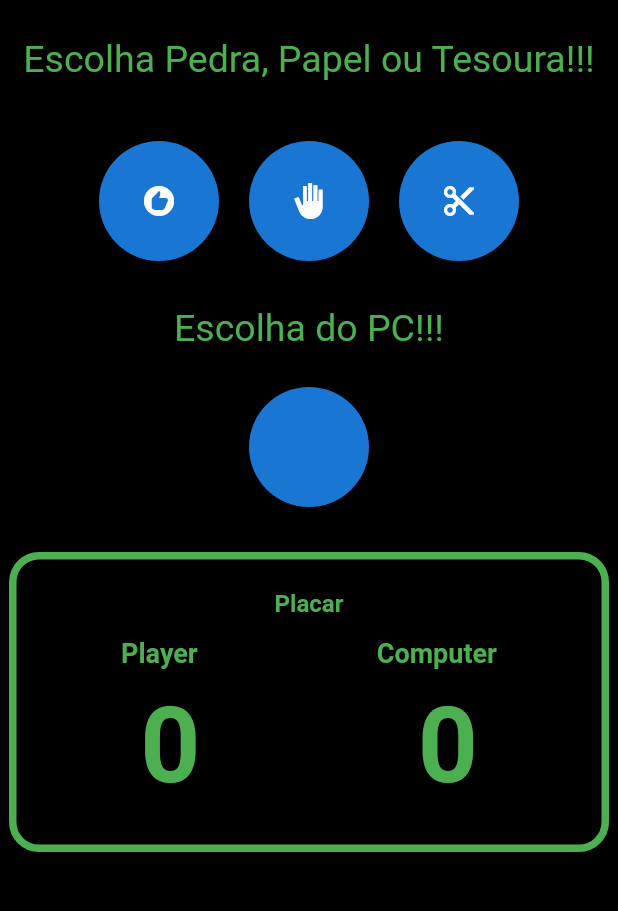
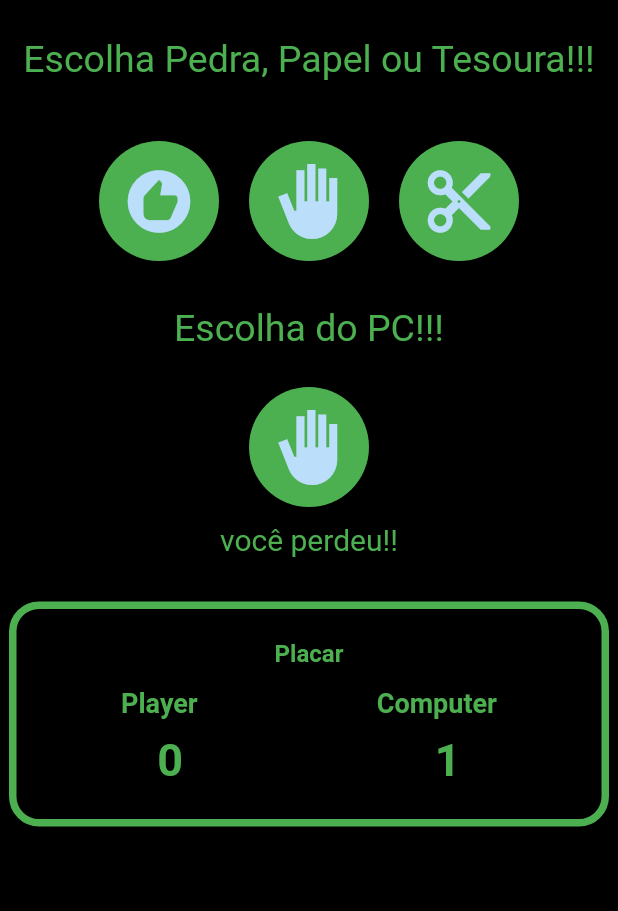
Before and after one commit to yurigrams/jokenpo_game, a Flutter app: the screen it shows after launch, after a tap on the "recommend" icon, on a phone screen of 412 x 824 dp, the part 84-995 px from its top. Run offline on Flutter 3.47's test engine with Material 3 defaults, Android fonts, the phone set to English and light mode, and no system bars.

Commit message:
Realizado a logica do jogo , ajuste de icones e cores e feito a funcionalidade dos botões.

```diff
--- a/lib/view/home_page.dart
+++ b/lib/view/home_page.dart
@@ -1,5 +1,5 @@
+import 'dart:math'; // Para sortear a jogada do PC
 import 'package:flutter/material.dart';
-
 import 'package:prova_jokenpo/widgets/circle_row_widgets.dart';
 import 'package:prova_jokenpo/widgets/pc_circle_avatar.dart';
 import 'package:prova_jokenpo/widgets/scoreboard.dart';
@@ -12,17 +12,44 @@ class HomePage extends StatefulWidget {
 }
 
 class _HomePageState extends State<HomePage> {
+  int scorePlayer = 0;
+  int scorePc = 0;
+  String playerChoice = '';
+  String pcChoice = '';
+  String winOrLose = '';
+
+
+  void playGame(String playerMove) {
+    setState(() {
+      playerChoice = playerMove;
+
+      List<String> options = ['Pedra', 'Papel', 'Tesoura'];
+      pcChoice = options[Random().nextInt(3)];
+
+      if ((playerChoice == 'Pedra' && pcChoice == 'Tesoura') ||
+          (playerChoice == 'Papel' && pcChoice == 'Pedra') ||
+          (playerChoice == 'Tesoura' && pcChoice == 'Papel')) {
+        winOrLose = 'você venceu!!';
+        scorePlayer++;
+      } else if ((pcChoice == 'Pedra' && playerChoice == 'Tesoura') ||
+          (pcChoice == 'Papel' && playerChoice == 'Pedra') ||
+          (pcChoice == 'Tesoura' && playerChoice == 'Papel')) {
+        winOrLose = 'você perdeu!!';
+        scorePc++;
+      } else {
+        winOrLose = 'Empate!!';
+      }
+    });
+  }
+
   @override
   Widget build(BuildContext context) {
     return Scaffold(
       appBar: AppBar(
         title: const Text(
-            'Jokenpo',
-          style: TextStyle(
-            fontWeight: FontWeight.bold
-          ),
+          'Jokenpo',
+          style: TextStyle(fontWeight: FontWeight.bold),
         ),
-
         centerTitle: true,
       ),
       body: PageView(
@@ -30,28 +57,33 @@ class _HomePageState extends State<HomePage> {
           Column(
             mainAxisAlignment: MainAxisAlignment.start,
             children: [
-              const SizedBox(height: 25,),
+              const SizedBox(height: 25),
               const Text(
-                  'Escolha Pedra, Papel ou Tesoura!!!',
-                style: TextStyle(
-                  fontSize: 25
-                ),
+                'Escolha Pedra, Papel ou Tesoura!!!',
+                style: TextStyle(fontSize: 25),
               ),
-              const SizedBox(height: 40,),
-              const Circlerowwidgets(),
+              const SizedBox(height: 40),
+              Circlerowwidgets(onPlayerChoice: playGame),
               const SizedBox(height: 30),
-              const Text(''
-                  'Escolha do PC!!!',
+              const Text(
+                'Escolha do PC!!!',
                 style: TextStyle(
                   fontSize: 25,
                 ),
               ),
-              const SizedBox( height: 25),
-              const Pccircle(),
+              const SizedBox(height: 25),
+              Pccircle(pcChoice: pcChoice),
+              const SizedBox(height: 10),
+              Text(
+                  winOrLose,
+                style: TextStyle(
+                  fontSize: 20
+                ),
+              ),
               const SizedBox(height: 30),
-              Scoreboard(scorePlayer: 0, scorrePc: 0)
+              Scoreboard(scorePlayer: scorePlayer, scorePc: scorePc),
             ],
-          )
+          ),
         ],
       ),
     );
--- a/lib/widgets/circle_row_widgets.dart
+++ b/lib/widgets/circle_row_widgets.dart
@@ -1,55 +1,44 @@
 import 'package:flutter/material.dart';
 
-class Circlerowwidgets extends StatefulWidget {
-  const Circlerowwidgets({super.key});
+class Circlerowwidgets extends StatelessWidget {
+  final Function(String) onPlayerChoice;
+  const Circlerowwidgets({super.key, required this.onPlayerChoice});
 
-  @override
-  State<Circlerowwidgets> createState() => _CirclerowwidgetsState();
-}
-
-class _CirclerowwidgetsState extends State<Circlerowwidgets> {
   @override
   Widget build(BuildContext context) {
     return Row(
       mainAxisAlignment: MainAxisAlignment.center,
       children: [
-        Container(
-          child: GestureDetector(
-            onTap: (){
-              print('oi');
+        GestureDetector(
+          onTap: () {
+            onPlayerChoice('Pedra');
           },
-            child: CircleAvatar(
-              child: Icon(Icons.recommend),
+          child: const CircleAvatar(
+            child: Icon(Icons.recommend, size: (50)),
+            backgroundColor: Colors.green,
             radius: 40,
           ),
         ),
-        ),
-        const SizedBox(
-          width: 20,
-        ),
-        Container(
-          child: GestureDetector(
-            onTap: (){
-              print('oi2');
+        const SizedBox(width: 20),
+        GestureDetector(
+          onTap: () {
+            onPlayerChoice('Papel');
           },
-            child: CircleAvatar(
-              child: Icon(Icons.back_hand_sharp),
+          child: const CircleAvatar(
+            child: Icon(Icons.back_hand_sharp, size: (50)),
+            backgroundColor: Colors.green,
             radius: 40,
           ),
         ),
-        ),
-        const SizedBox(
-          width: 20,
-        ),
-        Container(
-          child: GestureDetector(
-            onTap: (){
-              print('oi3');
+        const SizedBox(width: 20),
+        GestureDetector(
+          onTap: () {
+            onPlayerChoice('Tesoura');
           },
-            child: CircleAvatar(
-              child: Icon(Icons.cut),
+          child: const CircleAvatar(
+            child: Icon(Icons.cut, size: (50)),
+            backgroundColor: Colors.green,
             radius: 40,
-            ),
           ),
         ),
       ],
--- a/lib/widgets/pc_circle_avatar.dart
+++ b/lib/widgets/pc_circle_avatar.dart
@@ -1,24 +1,33 @@
 import 'package:flutter/material.dart';
 
-class Pccircle extends StatefulWidget {
-  const Pccircle({super.key});
+class Pccircle extends StatelessWidget {
+  final String pcChoice;
+  const Pccircle({super.key, required this.pcChoice});
 
   @override
-  State<Pccircle> createState() => _PccircleState();
-}
+  Widget build(BuildContext context) {
+    IconData icon;
 
-class _PccircleState extends State<Pccircle> {
-  @override
-  Widget build(BuildContext context) {
-    return Row(
-      mainAxisAlignment: MainAxisAlignment.center,
-      children: [
-        Container(
-          child: CircleAvatar(
-            radius: 40,
-          ),
-        )
-      ],
+    switch (pcChoice) {
+      case 'Pedra':
+        icon = Icons.recommend;
+        break;
+      case 'Papel':
+        icon = Icons.back_hand_sharp;
+        break;
+      case 'Tesoura':
+        icon = Icons.cut;
+        break;
+      default:
+        icon = Icons.help;
+    }
+
+    return Center(
+      child: CircleAvatar(
+        child: Icon(icon, size: 50),
+        radius: 40,
+        backgroundColor: Colors.green,
+      ),
     );
   }
 }
--- a/lib/widgets/scoreboard.dart
+++ b/lib/widgets/scoreboard.dart
@@ -1,17 +1,10 @@
 import 'package:flutter/material.dart';
 
-class Scoreboard extends StatefulWidget {
-  final int scorePlayer = 0;
-  final int scorePc = 0;
-  const Scoreboard({super.key,required scorePlayer, required scorrePc});
+class Scoreboard extends StatelessWidget {
+  final int scorePlayer;
+  final int scorePc;
 
-  @override
-  State<Scoreboard> createState() => _ScoreboardState();
-}
-
-class _ScoreboardState extends State<Scoreboard> {
-
-
+  const Scoreboard({super.key, required this.scorePlayer, required this.scorePc});
 
   @override
   Widget build(BuildContext context) {
@@ -20,14 +13,14 @@ class _ScoreboardState extends State<Scoreboard> {
       children: [
         Container(
           width: 400,
-          height: 200,
+          height: 150,
           decoration: BoxDecoration(
             color: Colors.black,
             borderRadius: BorderRadius.circular(20),
             border: Border.all(
               color: Colors.green,
-              width: 5
-            )
+              width: 5,
+            ),
           ),
           padding: const EdgeInsets.all(10),
           child: Column(
@@ -40,11 +33,10 @@ class _ScoreboardState extends State<Scoreboard> {
                     color: Colors.green,
                     height: 2,
                     fontSize: 16,
-                    fontWeight: FontWeight.bold
-                ),
+                    fontWeight: FontWeight.bold),
               ),
-              SizedBox(height: 10),
-              Row(
+              const SizedBox(height: 10),
+              const Row(
                 mainAxisAlignment: MainAxisAlignment.spaceAround,
                 children: const [
                   Text(
@@ -56,41 +48,40 @@ class _ScoreboardState extends State<Scoreboard> {
                     ),
                   ),
                   Text(
-                     "Computer",
+                    "Computer",
                     style: TextStyle(
                       color: Colors.green,
                       fontSize: 18,
                       fontWeight: FontWeight.bold,
                     ),
-                  )
-                ]
+                  ),
+                ],
               ),
-              SizedBox(height: 10),
+              const SizedBox(height: 10),
               Row(
                 mainAxisAlignment: MainAxisAlignment.spaceAround,
                 children: [
                   Text(
-                    widget.scorePlayer.toString(),
+                    scorePlayer.toString(),
                     style: const TextStyle(
                       color: Colors.green,
-                      fontSize: 70,
+                      fontSize: 30,
                       fontWeight: FontWeight.bold,
                     ),
                   ),
                   Text(
-                    widget.scorePc.toString(),
+                    scorePc.toString(),
                     style: const TextStyle(
                       color: Colors.green,
-                      fontSize: 70,
+                      fontSize: 30,
                       fontWeight: FontWeight.bold,
                     ),
                   ),
                 ],
-              )
+              ),
             ],
-          )
-
-        )
+          ),
+        ),
       ],
     );
   }
```
Lines whose indentation alone changed are shown as unchanged.
